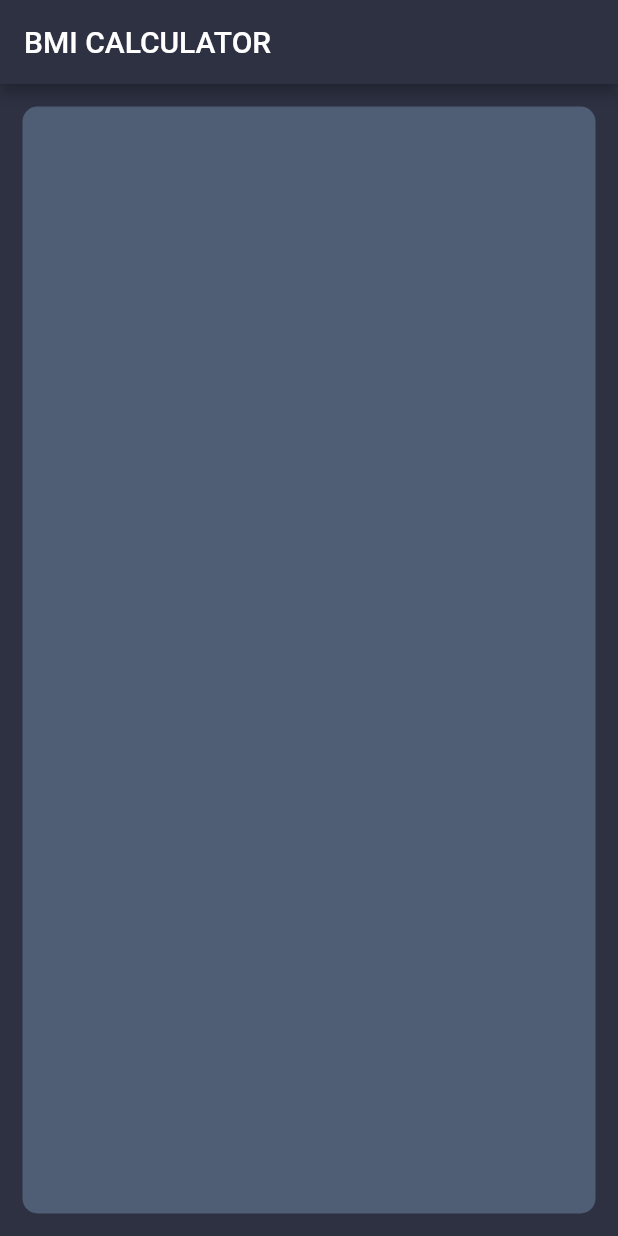
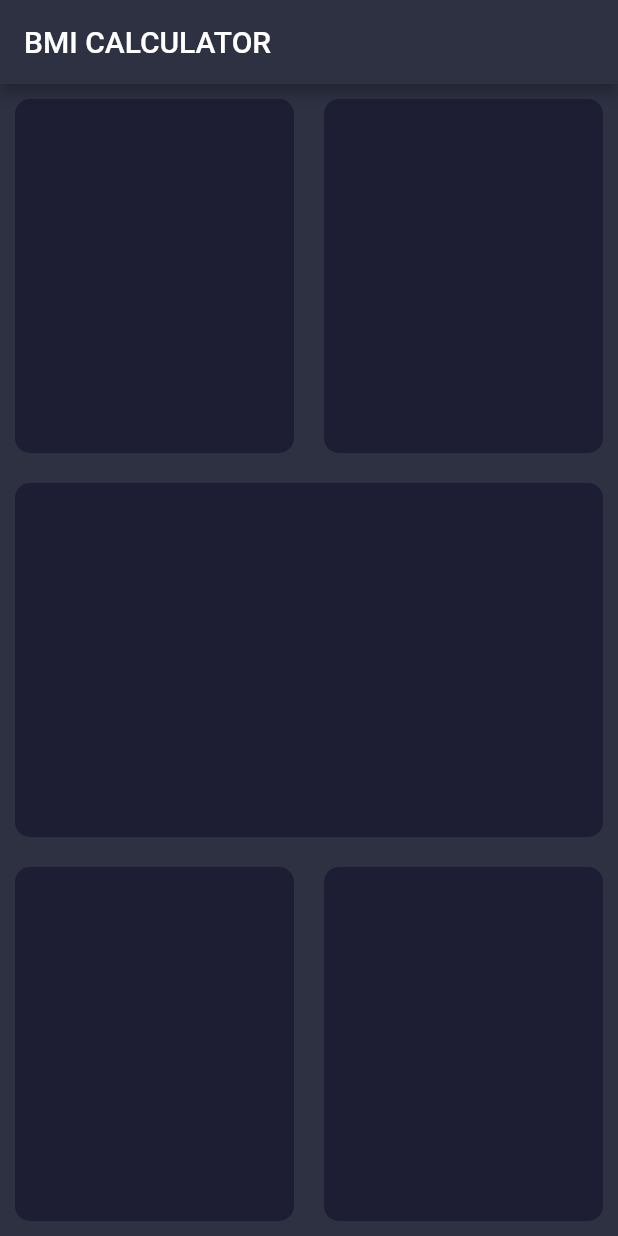
Before and after one commit to atul-tiwari/BMI_Calculator, a Flutter app: the InputPage screen opened directly, on a phone screen of 412 x 824 dp. Run offline on Flutter 3.47's test engine with Material 2 defaults, Android fonts, the phone set to English and light mode, and no system bars; statements that could not run were skipped.

Commit message:
Added Card

```diff
--- a/lib/Inputpage.dart
+++ b/lib/Inputpage.dart
@@ -13,10 +13,40 @@ class _InputPageState extends State<InputPage> {
       appBar: AppBar(
         title: Text('BMI CALCULATOR'),
       ),
-      body: Container(
+        body:Column(
+          children: [
+            Expanded(
+              child: Row(
+                children: [
+                  Expanded(child:ReusableCard(),),
+                  Expanded(child:ReusableCard(),),
+                ],),
+            ),
+            Expanded(child:ReusableCard(),),
+            Expanded(
+              child: Row(
+                children: [
+                  Expanded(child:ReusableCard(),),
+                  Expanded(child:ReusableCard(),),
+                ],),
+            ),
+          ],),
+    );
+  }
+}
 
-        margin: EdgeInsets.all(15.0),
-        decoration: BoxDecoration(color: Color(0XFF4F5D75),borderRadius: BorderRadius.circular(10.0)),
+class ReusableCard extends StatelessWidget {
+  const ReusableCard({
+    Key key,
+  }) : super(key: key);
+
+  @override
+  Widget build(BuildContext context) {
+    return Container(
+      margin: EdgeInsets.all(10.0),
+      decoration: BoxDecoration(
+        color: Color(0xFF1D1E33),
+        borderRadius: BorderRadius.circular(10.0),
       ),
     );
   }
--- a/lib/main.dart
+++ b/lib/main.dart
@@ -1,5 +1,5 @@
 import 'package:flutter/material.dart';
-import 'package:bmi_calculator/Inputpage.dart';
+import 'package:bmi_calculator/Inputpage.dart ';
 
 void main() => runApp(BMICalculator());
 
```
